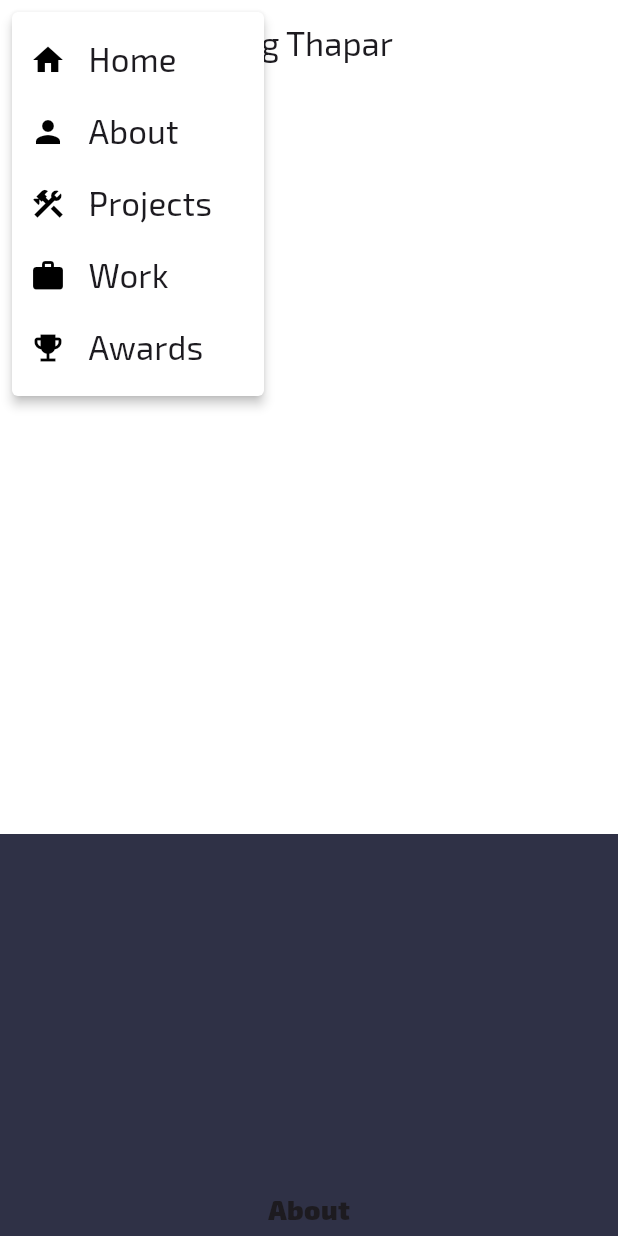
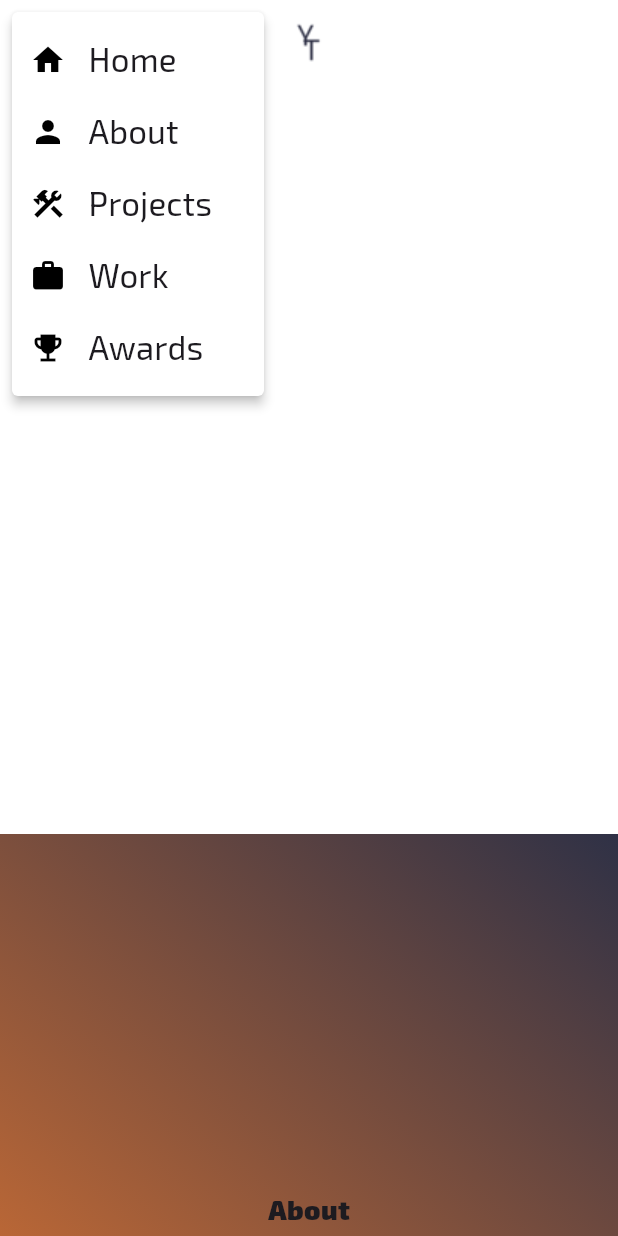
Before and after one commit to YT37/Personal-Website, a Flutter app: the screen it shows after launch, after a tap on the "menu" icon, on a phone screen of 412 x 824 dp. Run offline on Flutter 3.47's test engine with Material 3 defaults, Android fonts, the phone set to English and light mode, and no system bars; drawn by our look-alikes of scrollable_positioned_list; our stand-ins replace font_awesome_flutter, get, go_router, google_fonts, url_strategy.

Commit message:
Complted Home Page (Desktop)
Signed-off-by: Yug Thapar <yugthapar37@gmail.com>

```diff
--- a/Source Code/website/lib/config/colors.dart
+++ /dev/null
@@ -1,7 +0,0 @@
-import 'package:flutter/material.dart';
-
-// ignore: camel_case_types
-class WebsiteColors {
-  static const Color primaryColor = Colors.white;
-  static const Color secondaryColor = Color(0xff2F3146);
-}
--- a/Source Code/website/lib/config/constants.dart
+++ b/Source Code/website/lib/config/constants.dart
@@ -5,6 +5,9 @@ import '../pages/export.dart';
 
 late ThemeData theme;
 const Locale LOCALE = Locale("en", "IN");
+
+const String resume =
+    "https://drive.google.com/file/d/1BnmhETnMrvhIK-Y9Wi1n6O7MswfiDp48/view?usp=sharing";
 
 const Map<int, List<dynamic>> pages = {
   0: ["Home", HomePage(), Icons.home],
--- a/Source Code/website/lib/config/theme.dart
+++ b/Source Code/website/lib/config/theme.dart
@@ -1,65 +1,64 @@
 import 'package:flutter/material.dart';
 import 'package:google_fonts/google_fonts.dart';
 
-import 'colors.dart';
-
-// ignore: avoid_classes_with_only_static_members, camel_case_types
+// ignore: avoid_classes_with_only_static_members
 class WebsiteTheme {
   static ThemeData of(BuildContext context) {
-    final TextTheme textTheme = GoogleFonts.exo2TextTheme();
+    final TextTheme _font = GoogleFonts.exo2TextTheme();
+    final TextTheme _textTheme = _font.copyWith(
+      displayLarge: _font.displayLarge!.copyWith(
+        fontSize: 32,
+        fontWeight: FontWeight.bold,
+      ),
+      displayMedium: _font.displayMedium!.copyWith(
+        fontSize: 26,
+        fontWeight: FontWeight.normal,
+      ),
+      displaySmall: _font.displaySmall!.copyWith(
+        fontSize: 22,
+        fontWeight: FontWeight.normal,
+      ),
+      titleLarge: _font.titleLarge!.copyWith(
+        fontWeight: FontWeight.w900,
+        fontSize: 18,
+      ),
+      titleMedium: _font.titleMedium!.copyWith(
+        fontWeight: FontWeight.w600,
+        fontSize: 16,
+      ),
+    );
+
+    final ColorScheme _colorScheme = const ColorScheme.light().copyWith(
+      primary: const Color(0xffFFFFFF),
+      primaryContainer: const Color(0xFF2F3146),
+      onPrimary: const Color(0xff000000),
+      secondary: const Color(0xFF2F3146),
+      onSecondary: const Color(0xFFFFFFFF),
+      tertiary: const Color(0xFFEE7B30),
+      onTertiary: const Color(0xFF000000),
+    );
 
     return ThemeData(
       useMaterial3: true,
       hoverColor: Colors.grey.shade100,
-      colorScheme: const ColorScheme.light().copyWith(
-        primary: WebsiteColors.primaryColor,
-        primaryContainer: WebsiteColors.secondaryColor,
-        onPrimary: Colors.black,
-        secondary: WebsiteColors.secondaryColor,
-        onSecondary: WebsiteColors.primaryColor,
+      colorScheme: _colorScheme,
+      textTheme: _textTheme,
+      appBarTheme: AppBarTheme(
+        backgroundColor: _colorScheme.primary,
+        surfaceTintColor: _colorScheme.tertiary,
+        shadowColor: _colorScheme.tertiary,
+        centerTitle: true,
       ),
-      textTheme: textTheme.copyWith(
-        displayLarge: textTheme.displayLarge!.copyWith(
-          fontSize: 32,
-          fontWeight: FontWeight.bold,
-        ),
-        displayMedium: textTheme.displayMedium!.copyWith(
-          fontSize: 26,
-          fontWeight: FontWeight.normal,
-        ),
-        displaySmall: textTheme.displaySmall!.copyWith(
-          fontSize: 22,
-          fontWeight: FontWeight.normal,
-        ),
-        titleLarge: textTheme.titleLarge!.copyWith(
-          fontWeight: FontWeight.w900,
-          fontSize: 18,
-        ),
-        titleMedium: textTheme.titleMedium!.copyWith(
-          fontWeight: FontWeight.w600,
-          fontSize: 16,
-        ),
-        // bodyLarge: textTheme.bodyLarge!.copyWith(
-        //   fontSize: 16,
-        // ),
-        // bodyMedium: textTheme.bodyMedium!.copyWith(
-        //   fontSize: 14,
-        // ),
-        // bodySmall: textTheme.bodySmall!.copyWith(
-        //   fontSize: 12,
-        //   color: Colors.grey.shade700,
-        // ),
-      ),
-      appBarTheme: const AppBarTheme(
-        backgroundColor: WebsiteColors.primaryColor,
-        centerTitle: true,
+      popupMenuTheme: PopupMenuThemeData(
+        color: _colorScheme.primary,
+        iconColor: _colorScheme.onPrimary,
       ),
       tooltipTheme: const TooltipThemeData(
         margin: EdgeInsets.all(5),
       ),
       cardTheme: CardTheme(
         elevation: 5,
-        shadowColor: Colors.white,
+        shadowColor: _colorScheme.primary,
         shape: RoundedRectangleBorder(borderRadius: BorderRadius.circular(10)),
       ),
       textButtonTheme: TextButtonThemeData(
@@ -68,15 +67,15 @@ class WebsiteTheme {
             const EdgeInsets.all(12),
           ),
           overlayColor: MaterialStateProperty.all<Color>(
-            WebsiteColors.secondaryColor.withAlpha(50),
+            _colorScheme.secondary.withAlpha(50),
           ),
           foregroundColor: MaterialStateProperty.all<Color>(
-            WebsiteColors.secondaryColor,
+            _colorScheme.secondary,
           ),
           shape: MaterialStateProperty.all<OutlinedBorder>(
             RoundedRectangleBorder(
-              side: const BorderSide(
-                color: WebsiteColors.secondaryColor,
+              side: BorderSide(
+                color: _colorScheme.secondary,
                 width: 0.75,
               ),
               borderRadius: BorderRadius.circular(10),
@@ -88,7 +87,7 @@ class WebsiteTheme {
         style: ElevatedButton.styleFrom(
           elevation: 0,
           shape: const StadiumBorder(),
-          backgroundColor: WebsiteColors.primaryColor,
+          backgroundColor: _colorScheme.primary,
           maximumSize: const Size(double.infinity, 56),
           minimumSize: const Size(double.infinity, 56),
         ),
@@ -118,15 +117,15 @@ class WebsiteTheme {
         thickness: MaterialStateProperty.all(8),
         radius: const Radius.circular(20),
       ),
-      snackBarTheme: const SnackBarThemeData(
+      snackBarTheme: SnackBarThemeData(
         elevation: 10,
-        backgroundColor: WebsiteColors.secondaryColor,
-        contentTextStyle: TextStyle(color: Colors.white),
+        backgroundColor: _colorScheme.secondary,
+        contentTextStyle: TextStyle(color: _colorScheme.primary),
       ),
-      floatingActionButtonTheme: const FloatingActionButtonThemeData(
+      floatingActionButtonTheme: FloatingActionButtonThemeData(
         elevation: 10,
-        foregroundColor: WebsiteColors.primaryColor,
-        backgroundColor: WebsiteColors.secondaryColor,
+        foregroundColor: _colorScheme.primary,
+        backgroundColor: _colorScheme.secondary,
       ),
     );
   }
--- a/Source Code/website/lib/pages/about.dart
+++ b/Source Code/website/lib/pages/about.dart
@@ -8,7 +8,16 @@ class AboutPage extends StatelessWidget {
   @override
   Widget build(BuildContext context) {
     return Container(
-      color: theme.colorScheme.secondary,
+      decoration: BoxDecoration(
+        gradient: LinearGradient(
+          begin: Alignment.topRight,
+          end: Alignment.bottomLeft,
+          colors: [
+            theme.colorScheme.secondary,
+            theme.colorScheme.tertiary,
+          ],
+        ),
+      ),
       height: 500,
       child: Center(
         child: Text(
--- a/Source Code/website/lib/pages/awards.dart
+++ b/Source Code/website/lib/pages/awards.dart
@@ -21,35 +21,50 @@ class AwardsPage extends StatelessWidget {
           ),
         ),
         Container(
-          height: Responsive.isDesktop(context) ? 130 : 330,
-          color: theme.colorScheme.secondary,
+          height: Responsive.isDesktop(context) ? 165 : 330,
+          decoration: BoxDecoration(
+            gradient: LinearGradient(
+              colors: [
+                theme.colorScheme.secondary,
+                theme.colorScheme.tertiary,
+              ],
+            ),
+          ),
           padding: const EdgeInsets.all(10),
           child: Column(
             children: [
               Responsive(
-                desktop: Row(
+                desktop: Column(
+                  children: [
+                    Row(
                       mainAxisAlignment: MainAxisAlignment.spaceEvenly,
                       children: [
-                    Column(
-                      crossAxisAlignment: CrossAxisAlignment.start,
-                      mainAxisAlignment: MainAxisAlignment.spaceEvenly,
-                      children: [
-                        const _Greetings(),
+                        Flexible(fit: FlexFit.tight, child: const _Greetings()),
+                        // TODO: Line not showing
+                        Flexible(
+                          child: VerticalDivider(
+                            thickness: 10,
+                            width: 10,
+                            color: Colors.black,
+                          ),
+                        ),
+                        Flexible(child: const _Details()),
+                      ],
+                    ),
                     madeBy(),
                   ],
                 ),
-                    const _Details(),
-                  ],
-                ),
-                mobile: Column(
-                  mainAxisAlignment: MainAxisAlignment.center,
+                mobile: Expanded(
+                  child: Column(
+                    mainAxisAlignment: MainAxisAlignment.spaceBetween,
                     crossAxisAlignment: CrossAxisAlignment.start,
                     children: [
-                    const _Greetings(),
+                      const Center(child: _Greetings()),
                       const Divider(),
                       const _Details(),
                       madeBy(),
                     ],
+                  ),
                 ),
               ),
               //  if(Responsive.isMobile(context)) madeBy(),
@@ -68,7 +83,7 @@ class AwardsPage extends StatelessWidget {
         Text(
           "Made By : Yug Thapar",
           style: theme.textTheme.titleSmall!.copyWith(
-            color: theme.colorScheme.primary,
+            color: theme.colorScheme.onPrimary,
             fontWeight: FontWeight.bold,
           ),
         ),
@@ -83,17 +98,21 @@ class _Greetings extends StatelessWidget {
   @override
   Widget build(BuildContext context) {
     return Column(
-      mainAxisAlignment: MainAxisAlignment.spaceEvenly,
+      mainAxisAlignment: MainAxisAlignment.spaceBetween,
+      crossAxisAlignment: CrossAxisAlignment.start,
       children: [
-        Text(
+        Center(
+          child: Text(
             "Thanks for visting my site, \nIt was great that you were here!",
             textAlign: Responsive.isMobile(context) ? TextAlign.center : null,
             style: theme.textTheme.titleLarge!.copyWith(
-            color: theme.colorScheme.primary,
+              color: theme.colorScheme.onSecondary,
               fontWeight: FontWeight.normal,
             ),
           ),
-        if (Responsive.isMobile(context)) const SocialButtons(expanded: true),
+        ),
+        SizedBox(height: 10),
+        const SocialButtons(),
       ],
     );
   }
@@ -114,12 +133,12 @@ class _Details extends StatelessWidget {
           padding: EdgeInsets.all(Responsive.isMobile(context) ? 10 : 5),
           child: Row(
             children: [
-              Icon(_icon, color: theme.colorScheme.primary),
+              Icon(_icon, color: theme.colorScheme.onPrimary),
               const SizedBox(width: 10),
               Text(
                 _detail,
                 style: theme.textTheme.titleSmall!
-                    .copyWith(color: theme.colorScheme.primary),
+                    .copyWith(color: theme.colorScheme.onSecondary),
               ),
             ],
           ),
--- a/Source Code/website/lib/pages/base.dart
+++ b/Source Code/website/lib/pages/base.dart
@@ -4,7 +4,6 @@ import 'package:scrollable_positioned_list/scrollable_positioned_list.dart';
 
 import '../config/constants.dart';
 import '../services/responsive.dart';
-import '../widgets/social_buttons.dart';
 
 class BasePage extends StatefulWidget {
   const BasePage({super.key});
@@ -22,7 +21,7 @@ class _BasePageState extends State<BasePage> {
     return Scaffold(
       appBar: AppBar(
         leading: Responsive.isMobile(context) ? const _MobileHeader() : null,
-        title: Responsive.isDesktop(context) ? const _DesktopHeader() : name(),
+        title: Responsive.isDesktop(context) ? const _DesktopHeader() : image(),
       ),
       body: SafeArea(
         child: ScrollablePositionedList.builder(
@@ -86,17 +85,32 @@ class _DesktopHeader extends StatelessWidget {
     return Padding(
       padding: const EdgeInsets.symmetric(vertical: 10),
       child: Row(
-        mainAxisAlignment: MainAxisAlignment.spaceBetween,
+        mainAxisAlignment: MainAxisAlignment.spaceEvenly,
         children: [
-          name(),
-          Row(
-            children: List.generate(pages.length, (index) {
-              final String _title = pages[index]![0];
-              final Rx<bool> _hover = false.obs;
+          Flexible(
+            child: Row(
+              mainAxisAlignment: MainAxisAlignment.center,
+              children: [
+                image(),
+                const SizedBox(width: 10),
+                Hero(
+                  tag: "name",
+                  child: Text(
+                    "Yug Thapar",
+                    style: theme.textTheme.displaySmall,
+                  ),
+                ),
+              ],
+            ),
+          ),
+          Flexible(
+            child: Row(
+              mainAxisAlignment: MainAxisAlignment.spaceEvenly,
+              children: List.generate(pages.length, (index) {
+                final String _title = pages[index]![0];
+                final Rx<bool> _hover = false.obs;
 
-              return Padding(
-                padding: const EdgeInsets.symmetric(horizontal: 12),
-                child: MouseRegion(
+                return MouseRegion(
                   onEnter: (_) {
                     _hover.value = true;
                   },
@@ -114,31 +128,24 @@ class _DesktopHeader extends StatelessWidget {
                       () => Text(
                         _title,
                         textAlign: TextAlign.center,
-                        style: theme.textTheme.titleMedium!.copyWith(
-                          fontSize: _hover.value ? 19 : 18,
-                          // fontWeight:
-                          //     _hover.value ? FontWeight.w900 : FontWeight.w500,
-                        ),
+                        style: theme.textTheme.titleMedium!
+                            .copyWith(fontSize: _hover.value ? 19 : 18),
                       ),
                     ),
                   ),
-                ),
-              );
-            }),
+                );
+              }),
+            ),
           ),
-          const SocialButtons(),
+
+          // const Flexible(
+          //   fit: FlexFit.tight,
+          //   child: SocialButtons(),
+          // ),
         ],
       ),
     );
   }
 }
 
-Widget name() {
-  return Hero(
-    tag: "name",
-    child: Text(
-      "Yug Thapar",
-      style: theme.textTheme.displaySmall,
-    ),
-  );
-}
+Image image() => Image.asset("assets/images/Logo.png");
--- a/Source Code/website/lib/pages/home.dart
+++ b/Source Code/website/lib/pages/home.dart
@@ -1,4 +1,5 @@
 import 'package:flutter/material.dart';
+import 'package:url_launcher/url_launcher.dart';
 
 import '../config/constants.dart';
 import '../services/responsive.dart';
@@ -8,14 +9,18 @@ class HomePage extends StatelessWidget {
 
   @override
   Widget build(BuildContext context) {
-    return Container(
+    return SizedBox(
       height: 500,
       child: Center(
         child: Responsive(
-          desktop: Padding(
-            padding: const EdgeInsets.all(10),
-            child: Row(
-              mainAxisAlignment: MainAxisAlignment.spaceEvenly,
+          desktop: Row(
+            mainAxisAlignment: MainAxisAlignment.spaceAround,
+            children: [
+              Padding(
+                padding: const EdgeInsets.only(left: 20),
+                child: Column(
+                  mainAxisAlignment: MainAxisAlignment.center,
+                  crossAxisAlignment: CrossAxisAlignment.start,
                   children: [
                     Text.rich(
                       TextSpan(
@@ -34,9 +39,29 @@ class HomePage extends StatelessWidget {
                         ],
                       ),
                     ),
-                Expanded(child: Image.asset("assets/images/Photo.png")),
+                    SizedBox(height: 10),
+                    TextButton(
+                      onPressed: () async {
+                        final Uri _url = Uri.parse(resume);
+                        if (await canLaunchUrl(_url)) await launchUrl(_url);
+                      },
+                      child: Row(
+                        crossAxisAlignment: CrossAxisAlignment.end,
+                        children: [
+                          const Icon(Icons.download, size: 22),
+                          const SizedBox(width: 5),
+                          Text(
+                            "Resume",
+                            style: theme.textTheme.titleLarge,
+                          ),
                         ],
                       ),
+                    ),
+                  ],
+                ),
+              ),
+              Flexible(child: Image.asset("assets/images/Photo.png")),
+            ],
           ),
           mobile: Column(),
         ),
--- a/Source Code/website/lib/pages/work.dart
+++ b/Source Code/website/lib/pages/work.dart
@@ -9,7 +9,16 @@ class WorkPage extends StatelessWidget {
   Widget build(BuildContext context) {
     return Container(
       height: 500,
-      color: theme.colorScheme.secondary,
+      decoration: BoxDecoration(
+        gradient: LinearGradient(
+          begin: Alignment.topLeft,
+          end: Alignment.bottomRight,
+          colors: [
+            theme.colorScheme.secondary,
+            theme.colorScheme.tertiary,
+          ],
+        ),
+      ),
       child: Center(
         child: Text(
           "Work",
--- a/Source Code/website/lib/widgets/social_buttons.dart
+++ b/Source Code/website/lib/widgets/social_buttons.dart
@@ -4,11 +4,7 @@ import 'package:url_launcher/url_launcher.dart' as url_launcher;
 import '../config/constants.dart';
 
 class SocialButtons extends StatelessWidget {
-  final bool expanded;
-  const SocialButtons({
-    super.key,
-    this.expanded = false,
-  });
+  const SocialButtons({super.key});
 
   @override
   Widget build(BuildContext context) {
@@ -19,38 +15,20 @@ class SocialButtons extends StatelessWidget {
         (index) {
           final List<dynamic> _social = socials[index];
 
-          return Padding(
-            padding: expanded
-                ? const EdgeInsets.all(15)
-                : const EdgeInsets.symmetric(horizontal: 8),
-            child: Container(
-              decoration: expanded
-                  ? const BoxDecoration(
-                      boxShadow: [
-                        BoxShadow(
-                          blurRadius: 50,
-                          spreadRadius: -1,
-                        ),
-                      ],
-                    )
-                  : null,
-              child: CircleAvatar(
-                radius: 18,
-                child: IconButton(
-                  onPressed: () async {
-                    final Uri _url = Uri.parse(_social[1]);
+          return GestureDetector(
+            onTap: () async {
+              final Uri _url = Uri.parse(_social[1]);
 
-                    if (await url_launcher.canLaunchUrl(_url)) {
-                      await url_launcher.launchUrl(_url);
-                    }
-                  },
-                  icon: Icon(
-                    _social[0],
-                    size: 18,
-                    color: theme.colorScheme.primary,
-                  ),
-                ),
-              ),
+              if (await url_launcher.canLaunchUrl(_url)) {
+                await url_launcher.launchUrl(_url);
+              }
+            },
+            child: CircleAvatar(
+              radius: 18,
+              backgroundColor: index % 2 != 0
+                  ? theme.colorScheme.tertiary
+                  : theme.colorScheme.secondary,
+              child: Icon(_social[0], size: 18),
             ),
           );
         },
```
Also changed, not shown: Source Code/website/assets/images/Logo.png, Source Code/website/assets/images/Photo.png, 1 other file. Lines whose indentation alone changed are shown as unchanged.
